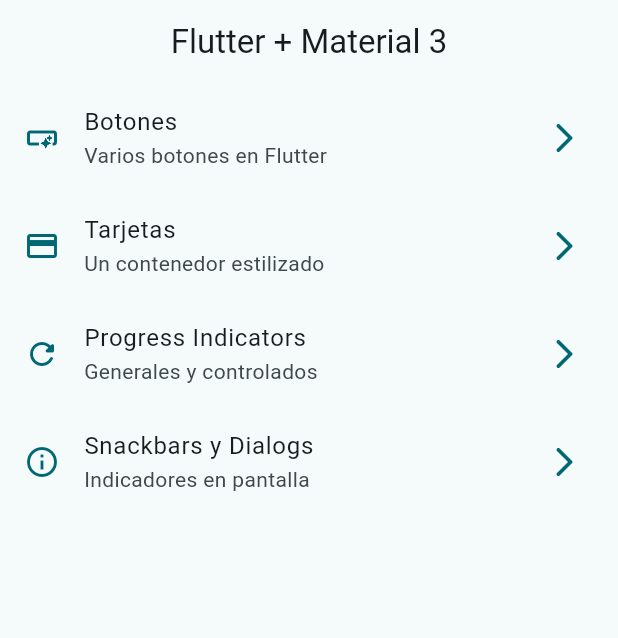
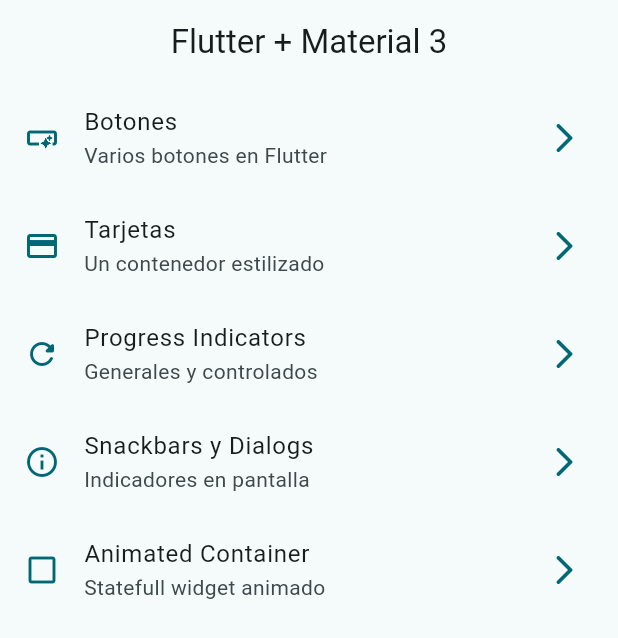
Before and after one commit to AJMG-95/widgets_app, a Flutter app: the screen it shows after launch, on a phone screen of 412 x 824 dp. Shown: the top 638 px of the screen. Run offline on Flutter 3.47's test engine with Material 3 defaults, Android fonts, the phone set to English and light mode, and no system bars; our stand-ins replace go_router.

Commit message:
feat(animated_container): create an AnimatedContainer

```diff
--- a/lib/config/menu/menu_item.dart
+++ b/lib/config/menu/menu_item.dart
@@ -13,6 +13,7 @@ class MenuItem {
       required this.icon});
 }
 
+// Cada vez que se crea un MenuItem, hay que definir la ruta del link en el archivo app_router.dart
 const appMenuIntems = <MenuItem>[
   MenuItem(
       title: 'Botones',
@@ -34,4 +35,9 @@ const appMenuIntems = <MenuItem>[
       subtitle: 'Indicadores en pantalla',
       link: '/snackbars',
       icon: Icons.info_outline),
+  MenuItem(
+      title: 'Animated Container',
+      subtitle: 'Statefull widget animado',
+      link: '/animated',
+      icon: Icons.check_box_outline_blank_outlined),
 ];
--- a/lib/config/router/app_router.dart
+++ b/lib/config/router/app_router.dart
@@ -30,5 +30,10 @@ final appRouter = GoRouter(
       name: SnackbarScreen.name,
       builder: (context, state) => const SnackbarScreen(),
     ),
+    GoRoute(
+      path: '/animated',
+      name: AnimatedScreen.name,
+      builder: (context, state) => const AnimatedScreen(),
+    ),
   ],
 );
```
Also changed, not shown: lib/presentation/screens/animated/animated_screen.dart (+51 -2 lines).
